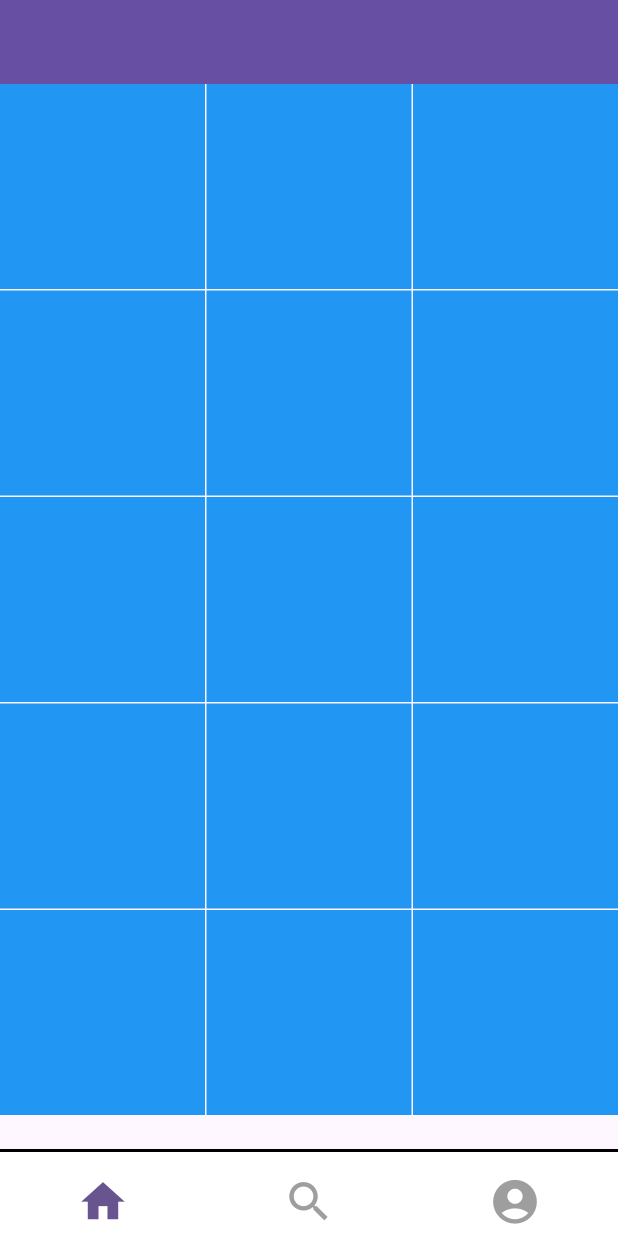
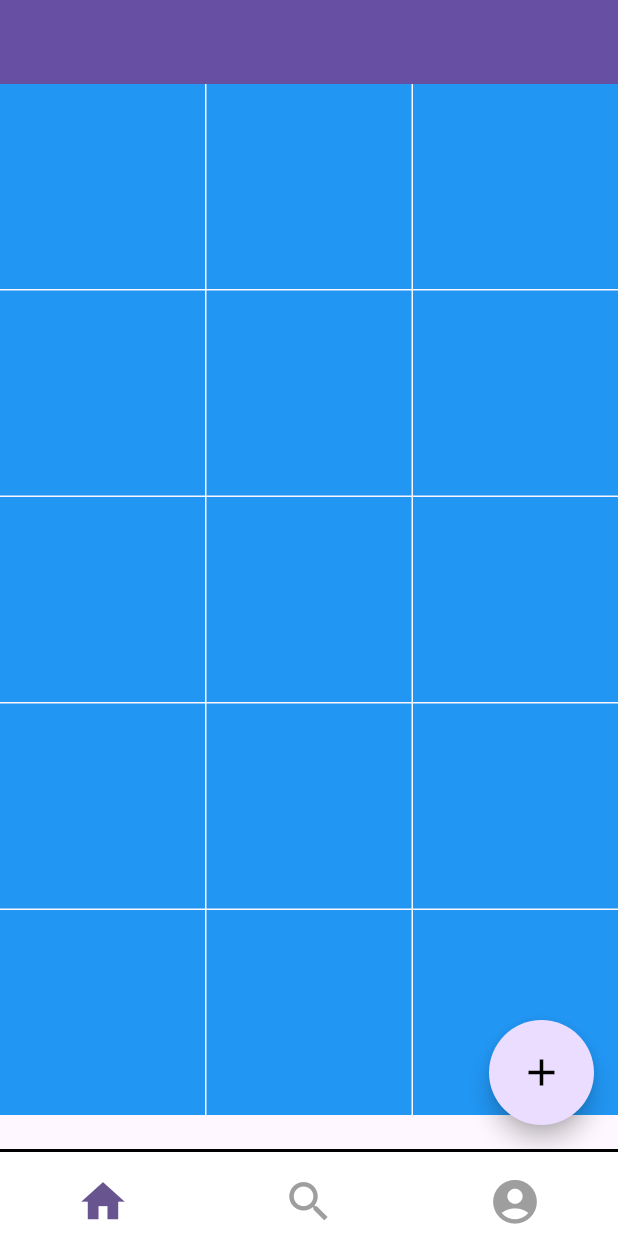
Before and after one commit to iseruuuuu/food_gram_app, a Flutter app: the screen it shows after launch, on a phone screen of 412 x 824 dp. Run offline on Flutter 3.47's test engine with Material 2 defaults, Android fonts, the phone set to English and light mode, and no system bars; our stand-ins replace flutter_riverpod, freezed_annotation, riverpod_annotation; generated files the repository leaves out were written again.

Commit message:
add: タイムライン画面で投稿画面の遷移のFloatingButtonを追加しました。

```diff
--- /dev/null
+++ b/lib/component/app_floating_button.dart
@@ -0,0 +1,30 @@
+import 'package:flutter/material.dart';
+
+class AppFloatingButton extends StatelessWidget {
+  const AppFloatingButton({
+    Key? key,
+    required this.onTap,
+  }) : super(key: key);
+
+  final Function() onTap;
+
+  @override
+  Widget build(BuildContext context) {
+    return SizedBox(
+      width: 70,
+      height: 70,
+      child: FloatingActionButton(
+        backgroundColor: const Color(0xFFEADDFF),
+        shape: RoundedRectangleBorder(
+          borderRadius: BorderRadius.circular(100),
+        ),
+        onPressed: onTap,
+        child: const Icon(
+          Icons.add,
+          color: Colors.black,
+          size: 30,
+        ),
+      ),
+    );
+  }
+}
--- a/lib/screen/time_line/time_line_screen.dart
+++ b/lib/screen/time_line/time_line_screen.dart
@@ -1,5 +1,7 @@
 import 'package:flutter/material.dart';
 import 'package:food_gram_app/component/app_cell.dart';
+import 'package:food_gram_app/component/app_floating_button.dart';
+import 'package:food_gram_app/screen/post/post_screen.dart';
 
 class TimeLineScreen extends StatelessWidget {
   const TimeLineScreen({Key? key}) : super(key: key);
@@ -21,6 +23,16 @@ class TimeLineScreen extends StatelessWidget {
           return const AppCell();
         },
       ),
+      floatingActionButton: AppFloatingButton(
+        onTap: () {
+          Navigator.push(
+            context,
+            MaterialPageRoute(
+              builder: (context) => const PostScreen(),
+            ),
+          );
+        },
+      ),
     );
   }
 }
```
